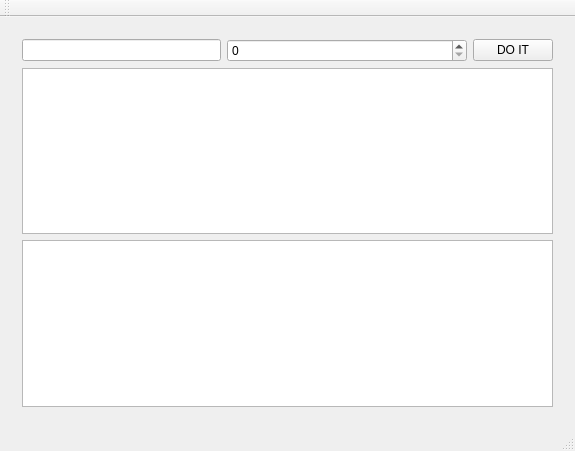
This is VSAM/mainwindow.ui in bsbadiane/DataBase as Qt 5 draws it before an edit. The edited form follows.
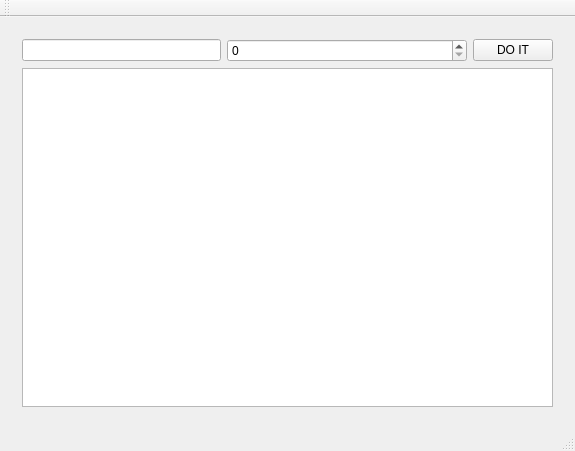
This is the edited form. The open tabs and pages were chosen to show the change.

Commit message: Поправил таблицу.

What changed in the file:
```diff
--- a/VSAM/mainwindow.ui
+++ b/VSAM/mainwindow.ui
@@ -126,9 +126,6 @@
          </widget>
         </item>
         <item row="1" column="0" colspan="3">
-         <widget class="QTableView" name="tableView"/>
-        </item>
-        <item row="2" column="0" colspan="3">
          <widget class="QTableWidget" name="tableWidget"/>
         </item>
        </layout>
```
Left out of the diff: 2 changed lines with no effect on the pictures. The commit also changes 1 other file.
